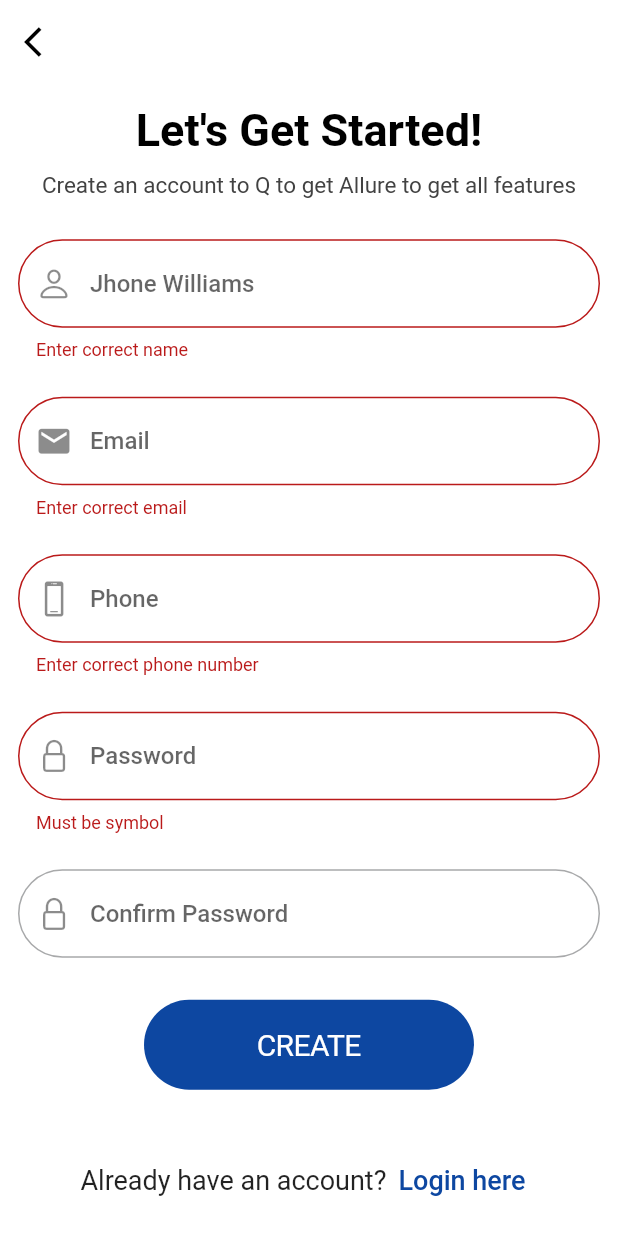
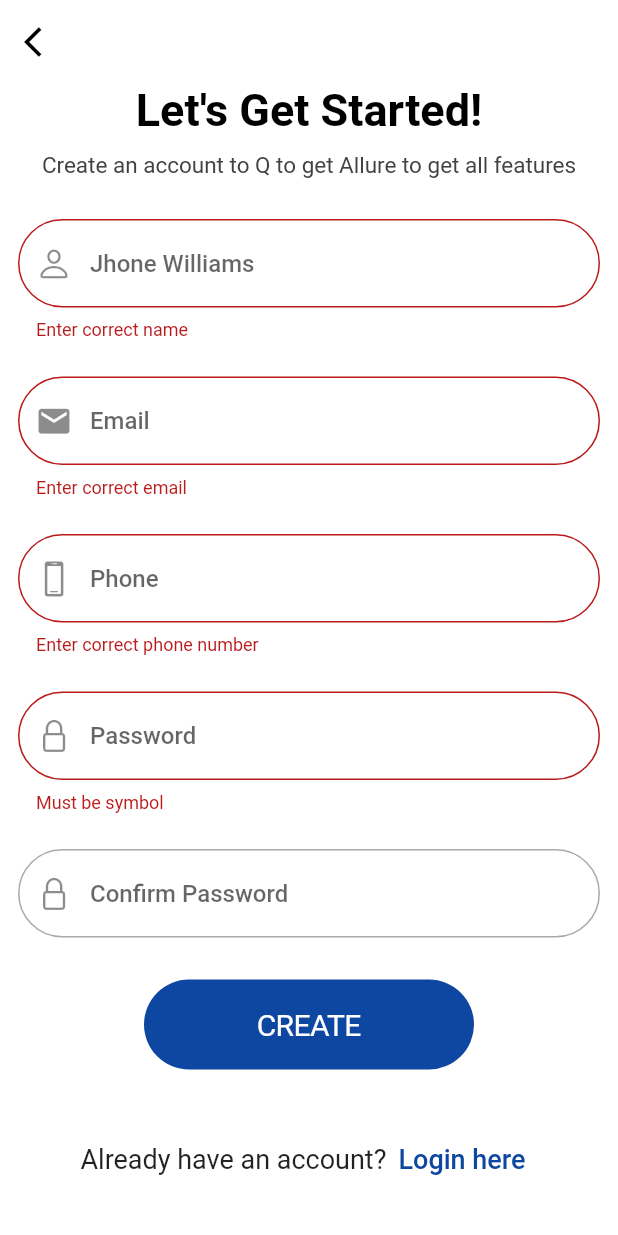
Before and after one commit to dadaxon1106/homework_module_first_sixth, a Flutter app: the screen it shows after launch, after a tap on "LOG IN", after a tap on "Sign Up", on a phone screen of 412 x 824 dp. Run offline on Flutter 3.47's test engine with Material 3 defaults, Android fonts, the phone set to English and light mode, and no system bars; network calls fail.

Commit message:
changed commit

```diff
--- a/lib/pages/homeworkpage/homework_page.dart
+++ b/lib/pages/homeworkpage/homework_page.dart
@@ -28,12 +28,19 @@ class _LoginPageState extends State<LoginPage> with TickerProviderStateMixin {
         crossAxisAlignment: CrossAxisAlignment.center,
         children: [
           Image.network(
-              "https://static.vecteezy.com/system/resources/previews/002/737/799/original/online-registration-illustration-concept-free-vector.jpg"),
+            "https://img.freepik.com/free-vector/cyber-data-security-online-concept-illustration-internet-security-information-privacy-protection_1150-37328.jpg",
+            height: 280,
+            width: 400,
+            fit: BoxFit.cover,
+          ),
+          const SizedBox(
+            height: 10,
+          ),
           const Center(
             child: Text(
               "Welcome back!", textAlign: TextAlign.center,
               style: TextStyle(
-                  fontSize: 32,
+                  fontSize: 30,
                   color: Colors.black,
                   fontWeight: FontWeight.w700),
               // textAlign: TextAlign.center,
@@ -51,7 +58,7 @@ class _LoginPageState extends State<LoginPage> with TickerProviderStateMixin {
             ),
           ),
           const SizedBox(
-            height: 20,
+            height: 15,
           ),
           Form(
             key: _globalKey,
@@ -146,18 +153,17 @@ class _LoginPageState extends State<LoginPage> with TickerProviderStateMixin {
                   ],
                 ),
                 const SizedBox(
-                  height: 18,
+                  height: 15,
                 ),
                 InkWell(
                   onTap: () {
-                    debugPrint("TAP TAP");
                     _globalKey.currentState!.validate();
                   },
                   child: Ink(
                     child: Container(
                       alignment: Alignment.center,
                       width: 220,
-                      height: 60,
+                      height: 55,
                       decoration: BoxDecoration(
                         color: Colors.blue.shade900,
                         borderRadius: BorderRadius.circular(30),
@@ -170,7 +176,7 @@ class _LoginPageState extends State<LoginPage> with TickerProviderStateMixin {
                   ),
                 ),
                 const SizedBox(
-                  height: 20,
+                  height: 16,
                 ),
                 Text(
                   "Or connect using",
@@ -183,7 +189,7 @@ class _LoginPageState extends State<LoginPage> with TickerProviderStateMixin {
             ),
           ),
           const SizedBox(
-            height: 15,
+            height: 10,
           ),
           Row(
             mainAxisAlignment: MainAxisAlignment.spaceAround,
--- a/lib/pages/registerpage/register_page.dart
+++ b/lib/pages/registerpage/register_page.dart
@@ -36,7 +36,8 @@ class _RegisterPageState extends State<RegisterPage>
           ),
         ),
       ),
-      body: Center(
+      body: SingleChildScrollView(
+        child: Center(
           child: Column(
             mainAxisAlignment: MainAxisAlignment.center,
             // crossAxisAlignment: CrossAxisAlignment.start,
@@ -70,7 +71,8 @@ class _RegisterPageState extends State<RegisterPage>
                         controller: nameController,
                         decoration: InputDecoration(
                           hintText: "Jhone Williams",
-                        hintStyle: const TextStyle(fontWeight: FontWeight.w500),
+                          hintStyle:
+                              const TextStyle(fontWeight: FontWeight.w500),
                           focusedBorder: OutlineInputBorder(
                             borderRadius: BorderRadius.circular(35),
                             borderSide: const BorderSide(color: Colors.blue),
@@ -103,7 +105,8 @@ class _RegisterPageState extends State<RegisterPage>
                         controller: emailController,
                         decoration: InputDecoration(
                           hintText: "Email",
-                        hintStyle: const TextStyle(fontWeight: FontWeight.w500),
+                          hintStyle:
+                              const TextStyle(fontWeight: FontWeight.w500),
                           focusedBorder: OutlineInputBorder(
                             borderRadius: BorderRadius.circular(35),
                             borderSide: const BorderSide(color: Colors.blue),
@@ -138,7 +141,8 @@ class _RegisterPageState extends State<RegisterPage>
                         controller: phoneController,
                         decoration: InputDecoration(
                           hintText: "Phone",
-                        hintStyle: const TextStyle(fontWeight: FontWeight.w500),
+                          hintStyle:
+                              const TextStyle(fontWeight: FontWeight.w500),
                           focusedBorder: OutlineInputBorder(
                             borderRadius: BorderRadius.circular(35),
                             borderSide: const BorderSide(color: Colors.blue),
@@ -171,7 +175,8 @@ class _RegisterPageState extends State<RegisterPage>
                         controller: passwordController,
                         decoration: InputDecoration(
                           hintText: "Password",
-                        hintStyle: const TextStyle(fontWeight: FontWeight.w500),
+                          hintStyle:
+                              const TextStyle(fontWeight: FontWeight.w500),
                           focusedBorder: OutlineInputBorder(
                             borderRadius: BorderRadius.circular(35),
                             borderSide: const BorderSide(color: Colors.blue),
@@ -213,7 +218,8 @@ class _RegisterPageState extends State<RegisterPage>
                         controller: confirmPassswordController,
                         decoration: InputDecoration(
                           hintText: "Confirm Password",
-                        hintStyle: const TextStyle(fontWeight: FontWeight.w500),
+                          hintStyle:
+                              const TextStyle(fontWeight: FontWeight.w500),
                           focusedBorder: OutlineInputBorder(
                             borderRadius: BorderRadius.circular(35),
                             borderSide: const BorderSide(color: Colors.blue),
@@ -277,7 +283,8 @@ class _RegisterPageState extends State<RegisterPage>
                     },
                     child: Text(
                       "Login here",
-                    style: TextStyle(color: Colors.blue.shade900, fontSize: 18),
+                      style:
+                          TextStyle(color: Colors.blue.shade900, fontSize: 18),
                     ),
                   )
                 ],
@@ -285,6 +292,7 @@ class _RegisterPageState extends State<RegisterPage>
             ],
           ),
         ),
+      ),
     );
   }
 }
```
Lines whose indentation alone changed are shown as unchanged.
